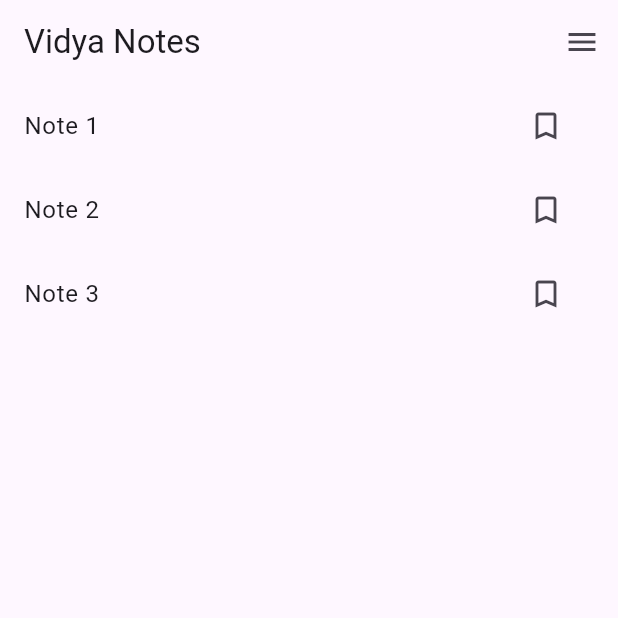
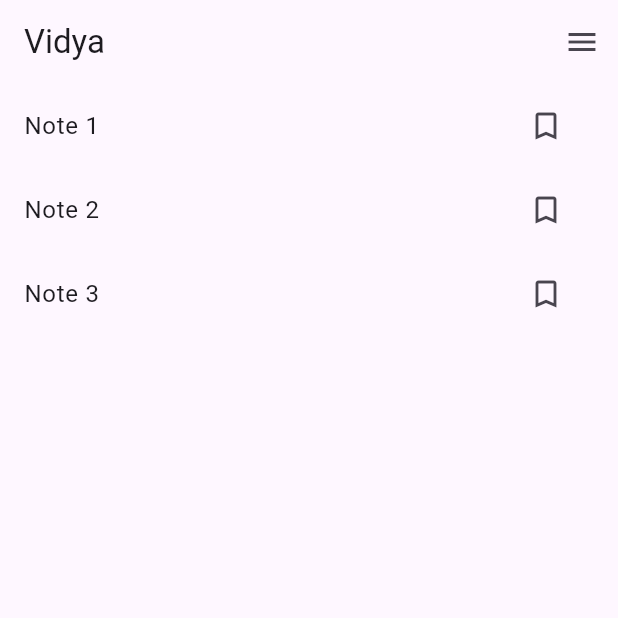
Before and after one commit to MatinMollapur01/vidya, a Flutter app: the screen it shows after launch, on a phone screen of 412 x 824 dp, the top half of it. Run offline on Flutter 3.47's test engine with Material 3 defaults, Android fonts, the phone set to English and light mode, and no system bars.

Commit message:
modified:   lib/home_screen.dart 	modified:   pubspec.lock 	modified:   pubspec.yaml

```diff
--- a/lib/home_screen.dart
+++ b/lib/home_screen.dart
@@ -1,3 +1,4 @@
+
 import 'package:flutter/material.dart';
 import 'edit_screen.dart';
 import 'toggle_menu.dart';
@@ -16,7 +17,7 @@ class _HomeScreenState extends State<HomeScreen> {
   Widget build(BuildContext context) {
     return Scaffold(
       appBar: AppBar(
-        title: Text('Vidya Notes'),
+        title: Text('Vidya'),
         actions: [
           IconButton(
             icon: Icon(Icons.menu),
--- a/pubspec.yaml
+++ b/pubspec.yaml
@@ -29,6 +29,8 @@ environment:
 # versions available, run `flutter pub outdated`.
 dependencies:
   flutter:
+    sdk: flutter
+  flutter_localizations:
     sdk: flutter
 
 
```
Also changed, not shown: pubspec.lock.
